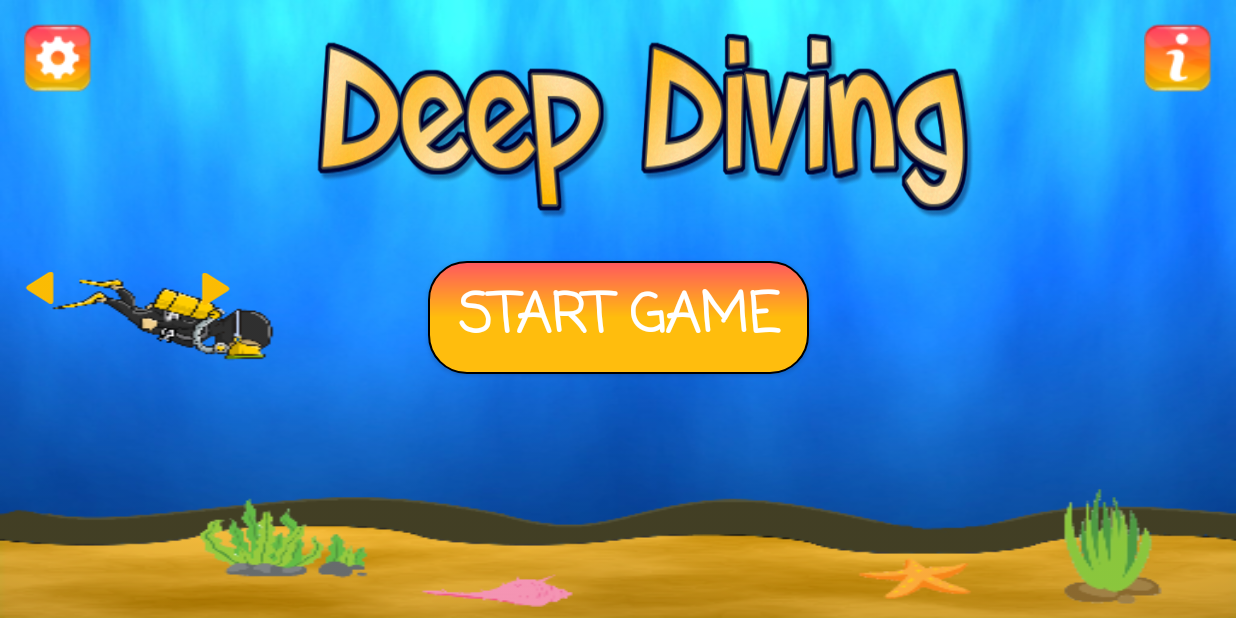
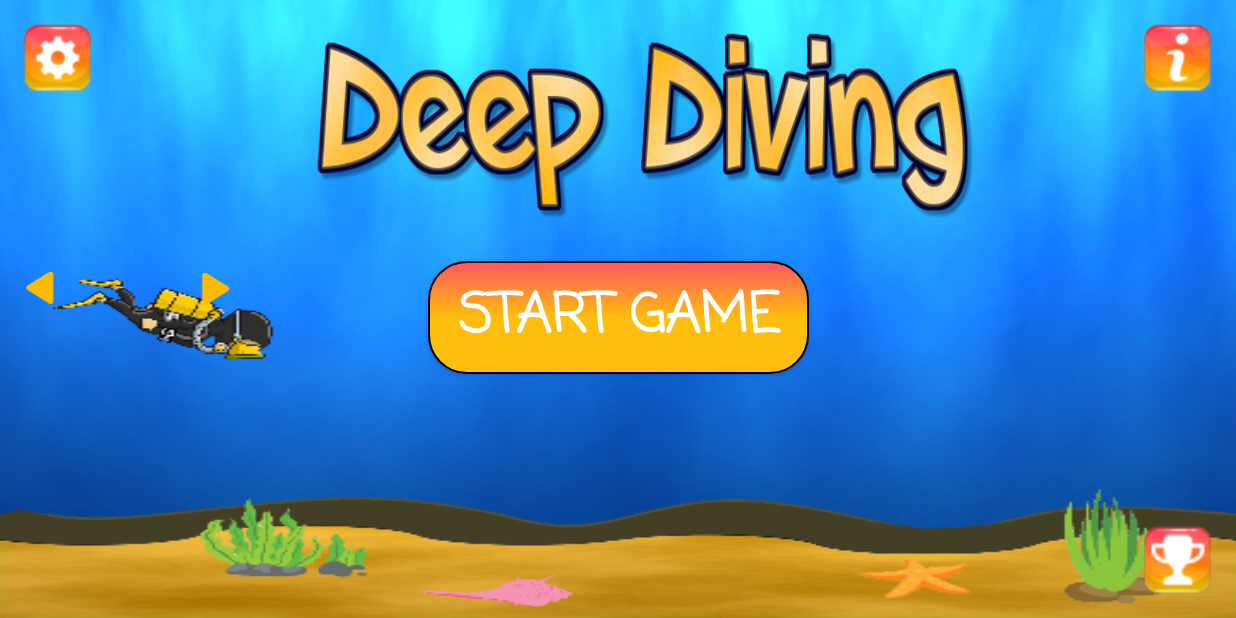
Before and after one commit to AmitShmuel/Deep-Diving, an Android app: the screen it shows after launch (MainActivity), on a phone screen of 824 x 412 dp (held sideways). Run offline under Robolectric (Android 15) with nearby library versions, the phone set to English and light mode, and no system bars; libraries missing offline, so code that uses them is left out: com.crashlytics.android, io.fabric.sdk; pictures from the network do not load; 1 statement that could not run was skipped.

Commit message:
part of the achivements is done. don't touch main activity

```diff
--- a/app/build.gradle
+++ b/app/build.gradle
@@ -54,6 +54,7 @@ dependencies {
     compile('com.crashlytics.sdk.android:crashlytics-ndk:1.1.5@aar') {
         transitive = true;
     }
+//    compile 'com.google.android.gms:play-services:10.2.0'
 }
 
 crashlytics {
--- a/app/src/main/java/amit_yoav/deep_diving/MainActivity.java
+++ b/app/src/main/java/amit_yoav/deep_diving/MainActivity.java
@@ -7,12 +7,17 @@ import android.media.SoundPool;
 import android.os.Bundle;
 import android.support.v7.app.AppCompatActivity;
 import android.util.SparseIntArray;
+//import android.view.Gravity;
 import android.view.View;
 import android.view.WindowManager;
 import android.widget.ImageButton;
 
 import com.crashlytics.android.Crashlytics;
 import com.crashlytics.android.ndk.CrashlyticsNdk;
+//import com.google.android.gms.common.api.GoogleApiClient;
+//import com.google.android.gms.games.Games;
+//import com.google.android.gms.plus.Plus;
+
 import amit_yoav.deep_diving.compat.Compat;
 import amit_yoav.deep_diving.dialogs.InfoDialog;
 import amit_yoav.deep_diving.dialogs.QuitDialog;
@@ -41,6 +46,8 @@ public class MainActivity extends AppCompatActivity {
     View mainActivityLayout = null;
     ImageButton leftArrow = null;
 
+//    GoogleApiClient mGoogleApiClient = null;
+
     public void setDiver(View v) {
         soundEffectsUtil.play(R.raw.open_dialog);
         if(leftArrow == v) diverPointer = --diverPointer == -1 ? 2 : diverPointer;
@@ -53,6 +60,15 @@ public class MainActivity extends AppCompatActivity {
     protected void onCreate(Bundle savedInstanceState) {
         super.onCreate(savedInstanceState);
         Fabric.with(this, new Crashlytics(), new CrashlyticsNdk());
+
+
+//        mGoogleApiClient = new GoogleApiClient.Builder(getApplicationContext())
+//                .enableAutoManage(this, this)
+//                .setGravityForPopups(Gravity.TOP | Gravity.CENTER_HORIZONTAL)
+//                .addOnConnectionFailedListener(this)
+//                .addApi(Games.API).addScope(Games.SCOPE_GAMES)
+//                .build();
+//
 
         setContentView(R.layout.activity_main);
         getWindow().setFlags(WindowManager.LayoutParams.FLAG_FULLSCREEN, WindowManager.LayoutParams.FLAG_FULLSCREEN);
@@ -159,6 +175,11 @@ public class MainActivity extends AppCompatActivity {
     public void onBackPressed() {
         soundEffectsUtil.play(R.raw.open_dialog);
         quitDialog.show();
+    }
+
+    public void openAchievements(View view) {
+//        startActivityForResult(Games.Achievements.getAchievementsIntent(mGoogleApiClient),
+//                1);
     }
 
     public static class MySFxRunnable implements Runnable {
--- a/app/src/main/java/amit_yoav/deep_diving/data/Character.java
+++ b/app/src/main/java/amit_yoav/deep_diving/data/Character.java
@@ -69,7 +69,6 @@ public class Character extends GameObject implements Collidable{
         };
         characters[0].isOctopus = true;
         characters[0].inkPaint = new Paint();
-        characters[0].swimBitmap = octopusInkBitmap;
         characters[0].swimBitmap = octopusSwimBitmap;
         characters[0].attackBitmap = octopusAttackBitmap;
         characters[0].inkBitmap = octopusInkBitmap;
--- a/app/src/main/res/layout/activity_main.xml
+++ b/app/src/main/res/layout/activity_main.xml
@@ -96,4 +96,17 @@
         android:layout_marginTop="24dp"
         app:layout_constraintTop_toBottomOf="@+id/deepDivingLogo" />
 
+    <ImageButton
+        android:layout_width="wrap_content"
+        android:layout_height="wrap_content"
+        app:srcCompat="@drawable/tropy_icon"
+        android:onClick="openAchievements"
+        android:id="@+id/trophyButton"
+        android:background="@android:color/transparent"
+        android:layout_marginEnd="16dp"
+        app:layout_constraintRight_toRightOf="parent"
+        android:layout_marginRight="16dp"
+        app:layout_constraintBottom_toBottomOf="parent"
+        android:layout_marginBottom="16dp" />
+
 </android.support.constraint.ConstraintLayout>
```
Also changed, not shown: app/src/main/res/drawable-hdpi/fish_octopus_attack.png, app/src/main/res/drawable-hdpi/fish_octopus_swim.png, app/src/main/res/drawable/tropy_icon.png (added).
